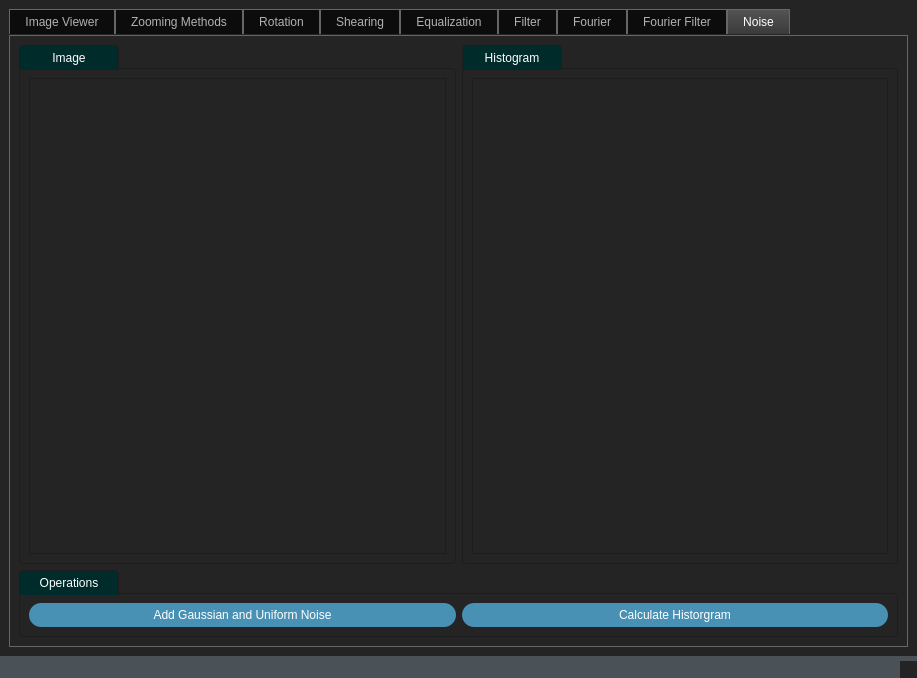
Above: Task2222.ui from DanielRafik/Image-Viewer before the change. Below: the same form after it.
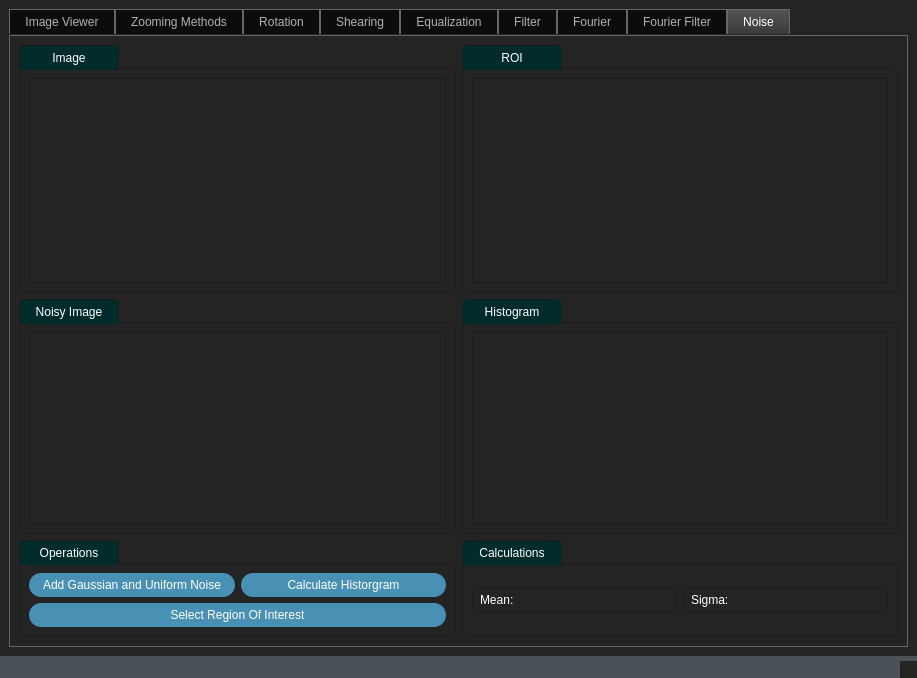
That is the form after the change. Icons and pictures are not drawn. Custom widgets are drawn as their Qt base class.

Diff of the .ui file:
```diff
--- a/Task2222.ui
+++ b/Task2222.ui
@@ -1907,32 +1907,14 @@
         <string>Noise</string>
        </attribute>
        <layout class="QGridLayout" name="gridLayout_41">
-        <item row="0" column="0">
-         <widget class="QGroupBox" name="groupBox_29">
-          <property name="title">
-           <string>Image</string>
-          </property>
-          <layout class="QGridLayout" name="gridLayout_39">
-           <item row="0" column="0">
-            <widget class="MplWidget" name="Image_Of_Shapes_graphicsView"/>
-           </item>
-          </layout>
-         </widget>
-        </item>
-        <item row="0" column="1">
-         <widget class="QGroupBox" name="groupBox_31">
-          <property name="title">
-           <string>Histogram</string>
-          </property>
-          <layout class="QGridLayout" name="gridLayout_40">
-           <item row="0" column="0">
-            <widget class="QGraphicsView" name="Histogram_of_selected_rectangle_graphicsView"/>
-           </item>
-          </layout>
-         </widget>
-        </item>
-        <item row="1" column="0" colspan="2">
+        <item row="4" column="0">
          <widget class="QGroupBox" name="groupBox_30">
+          <property name="sizePolicy">
+           <sizepolicy hsizetype="Preferred" vsizetype="Fixed">
+            <horstretch>0</horstretch>
+            <verstretch>0</verstretch>
+           </sizepolicy>
+          </property>
           <property name="title">
            <string>Operations</string>
           </property>
@@ -1950,6 +1932,110 @@
               <string>Calculate Historgram</string>
              </property>
             </widget>
+           </item>
+           <item row="1" column="0" colspan="2">
+            <widget class="QPushButton" name="Select_Region_Of_Interest_Button">
+             <property name="text">
+              <string>Select Region Of Interest</string>
+             </property>
+            </widget>
+           </item>
+          </layout>
+         </widget>
+        </item>
+        <item row="1" column="0">
+         <widget class="QGroupBox" name="groupBox_29">
+          <property name="title">
+           <string>Image</string>
+          </property>
+          <layout class="QGridLayout" name="gridLayout_39">
+           <item row="0" column="0">
+            <widget class="MplWidget" name="Image_Of_Shapes_graphicsView"/>
+           </item>
+          </layout>
+         </widget>
+        </item>
+        <item row="4" column="1">
+         <widget class="QGroupBox" name="groupBox_33">
+          <property name="title">
+           <string>Calculations</string>
+          </property>
+          <layout class="QGridLayout" name="gridLayout_43">
+           <item row="0" column="0">
+            <widget class="QLineEdit" name="Mean_lineEdit">
+             <property name="enabled">
+              <bool>false</bool>
+             </property>
+             <property name="text">
+              <string>Mean:</string>
+             </property>
+            </widget>
+           </item>
+           <item row="0" column="1">
+            <widget class="QLineEdit" name="Sigma_lineEdit">
+             <property name="enabled">
+              <bool>false</bool>
+             </property>
+             <property name="text">
+              <string>Sigma:</string>
+             </property>
+            </widget>
+           </item>
+          </layout>
+         </widget>
+        </item>
+        <item row="3" column="0">
+         <widget class="QGroupBox" name="groupBox_32">
+          <property name="sizePolicy">
+           <sizepolicy hsizetype="Preferred" vsizetype="Preferred">
+            <horstretch>0</horstretch>
+            <verstretch>0</verstretch>
+           </sizepolicy>
+          </property>
+          <property name="title">
+           <string>Noisy Image</string>
+          </property>
+          <layout class="QGridLayout" name="gridLayout_42">
+           <item row="0" column="0">
+            <widget class="MplWidget" name="Image_With_gaussian_and_Uniform_Noise_graphicsView">
+             <property name="sizePolicy">
+              <sizepolicy hsizetype="Expanding" vsizetype="Preferred">
+               <horstretch>0</horstretch>
+               <verstretch>0</verstretch>
+              </sizepolicy>
+             </property>
+            </widget>
+           </item>
+          </layout>
+         </widget>
+        </item>
+        <item row="3" column="1">
+         <widget class="QGroupBox" name="groupBox_31">
+          <property name="title">
+           <string>Histogram</string>
+          </property>
+          <layout class="QGridLayout" name="gridLayout_40">
+           <item row="0" column="0">
+            <widget class="MplWidget" name="Histogram_of_selected_rectangle_graphicsView">
+             <property name="sizePolicy">
+              <sizepolicy hsizetype="Expanding" vsizetype="Preferred">
+               <horstretch>0</horstretch>
+               <verstretch>0</verstretch>
+              </sizepolicy>
+             </property>
+            </widget>
+           </item>
+          </layout>
+         </widget>
+        </item>
+        <item row="1" column="1">
+         <widget class="QGroupBox" name="groupBox_34">
+          <property name="title">
+           <string>ROI</string>
+          </property>
+          <layout class="QGridLayout" name="gridLayout_44">
+           <item row="0" column="0">
+            <widget class="MplWidget" name="ROI_graphicsView"/>
            </item>
           </layout>
          </widget>
```
